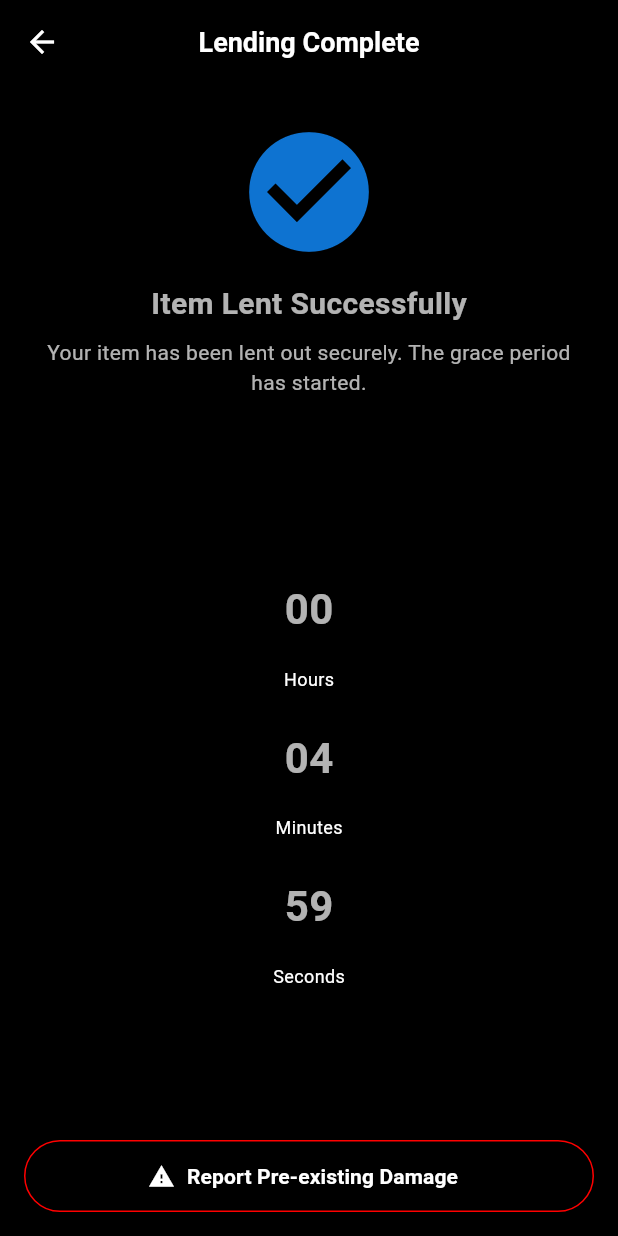
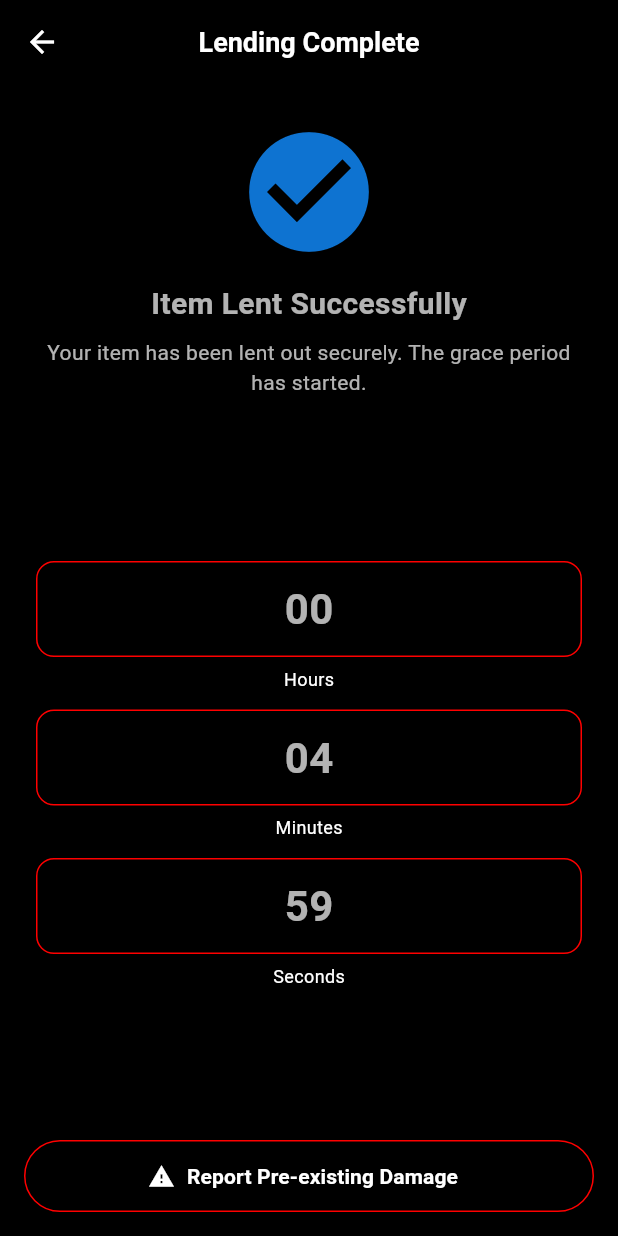
Before and after one commit to easylend-practice-enterprise/easylend, a Flutter app: the LendingCompleteScreen screen opened directly, on a phone screen of 412 x 824 dp. Run offline on Flutter 3.47's test engine with Material 3 defaults, Android fonts, the phone set to English and light mode, and no system bars; our stand-ins replace camera; missing offline and left inert: google_mlkit_barcode_scanning.

Commit message:
Potential fix for pull request finding
Co-authored-by: Copilot Autofix powered by AI <175728472+Copilot@users.noreply.github.com>

```diff
--- a/kiosk-app/easylend_kiosk/lib/screens/lending_complete_screen.dart
+++ b/kiosk-app/easylend_kiosk/lib/screens/lending_complete_screen.dart
@@ -66,7 +66,7 @@ class LendingCompleteScreen extends StatelessWidget {
         width: double.infinity,
         decoration: BoxDecoration(
           borderRadius: BorderRadius.circular(12),
-          border: Border.all(color: AppColors.background),
+          border: Border.all(color: AppColors.divider),
         ),
         child: Center(
           child: Text(
```
